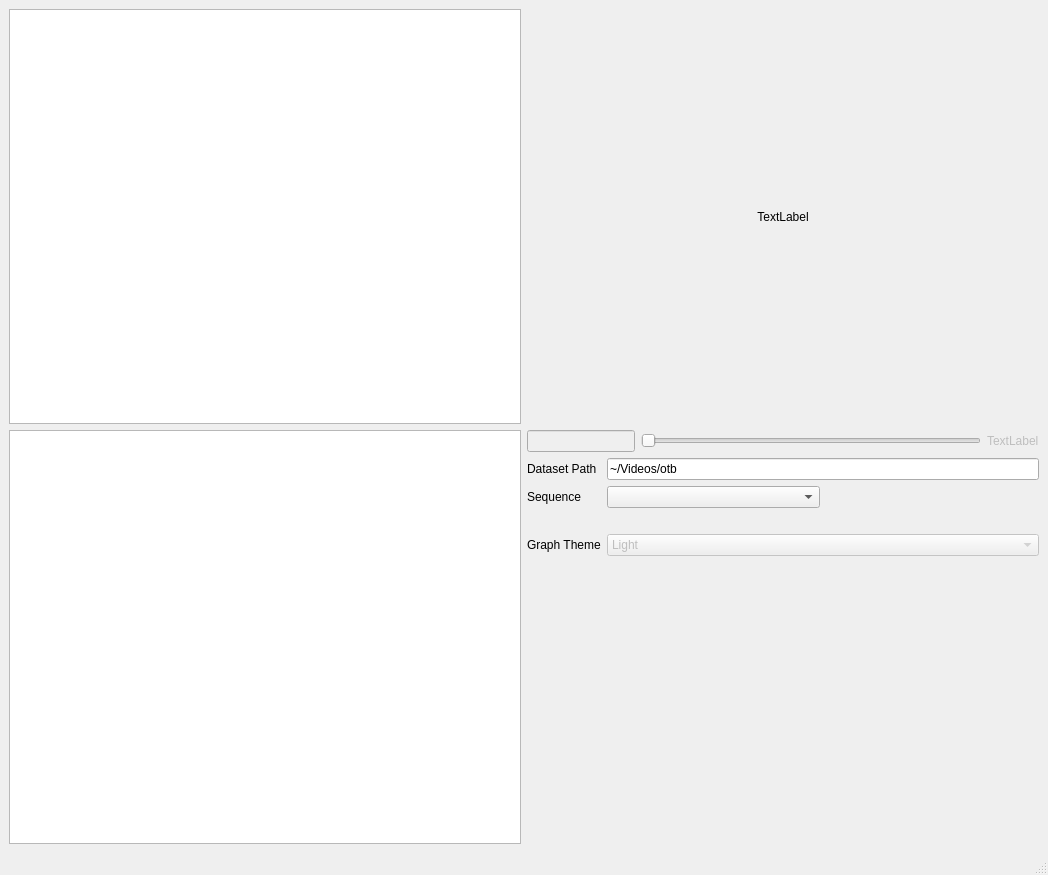
The window that tracking-analyzer/gui/main_window.ui (brobeson/tracking-analyzer) describes before a commit, drawn with Qt 5.
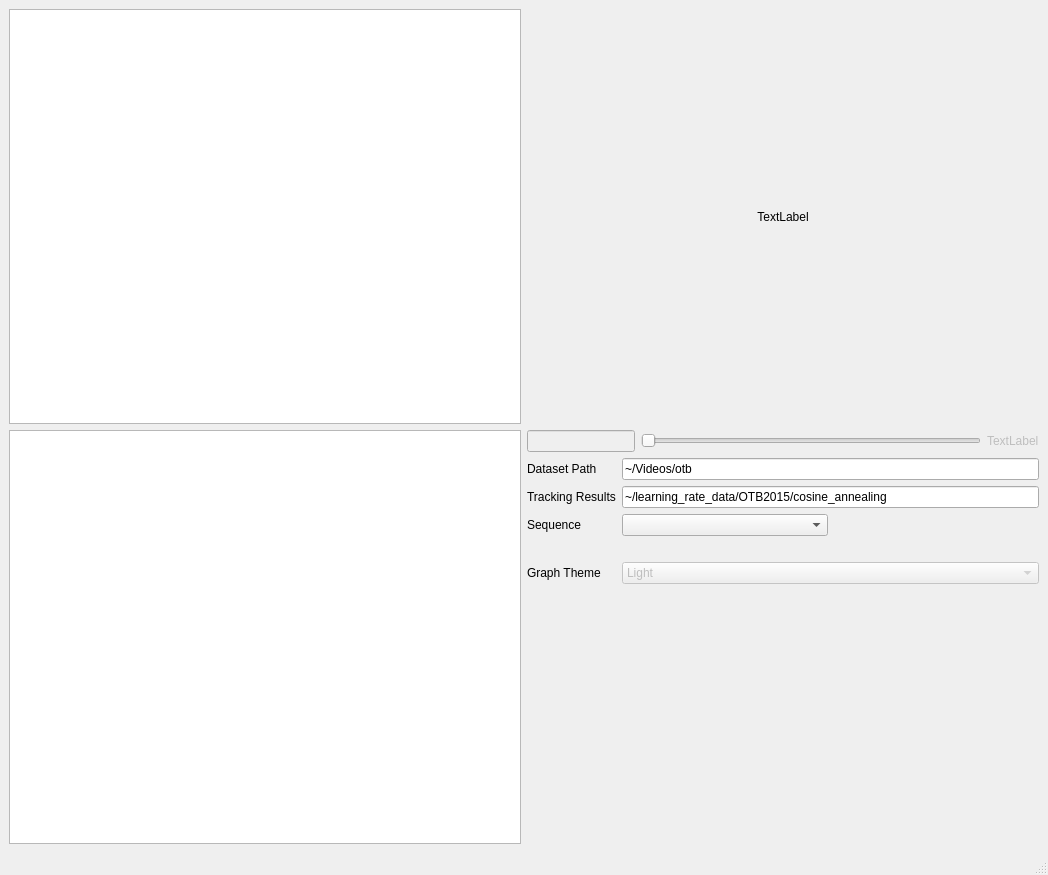
The same window after the commit. Custom widgets are drawn as their Qt base class.

Commit message:
Add support for loading tracking results
Nothing is done with the results, though.

What changed in the file:
```diff
--- a/tracking-analyzer/gui/main_window.ui
+++ b/tracking-analyzer/gui/main_window.ui
@@ -86,14 +86,14 @@
           </property>
          </widget>
         </item>
-        <item row="1" column="0">
+        <item row="3" column="0">
          <widget class="QLabel" name="label_4">
           <property name="text">
            <string>Sequence</string>
           </property>
          </widget>
         </item>
-        <item row="1" column="1">
+        <item row="3" column="1">
          <layout class="QHBoxLayout" name="horizontalLayout_2">
           <item>
            <widget class="QComboBox" name="sequence">
@@ -111,7 +111,7 @@
           </item>
          </layout>
         </item>
-        <item row="3" column="1">
+        <item row="5" column="1">
          <widget class="QComboBox" name="comboBox">
           <property name="enabled">
            <bool>false</bool>
@@ -158,20 +158,34 @@
           </item>
          </widget>
         </item>
-        <item row="3" column="0">
+        <item row="5" column="0">
          <widget class="QLabel" name="label_2">
           <property name="text">
            <string>Graph Theme</string>
           </property>
          </widget>
         </item>
-        <item row="2" column="1">
+        <item row="4" column="1">
          <widget class="QLabel" name="sequence_path">
           <property name="text">
            <string/>
           </property>
          </widget>
         </item>
+        <item row="1" column="0">
+         <widget class="QLabel" name="label_5">
+          <property name="text">
+           <string>Tracking Results</string>
+          </property>
+         </widget>
+        </item>
+        <item row="1" column="1">
+         <widget class="QLineEdit" name="results_path">
+          <property name="text">
+           <string>~/learning_rate_data/OTB2015/cosine_annealing</string>
+          </property>
+         </widget>
+        </item>
        </layout>
       </item>
       <item>
```
The commit also changes 5 other files.
